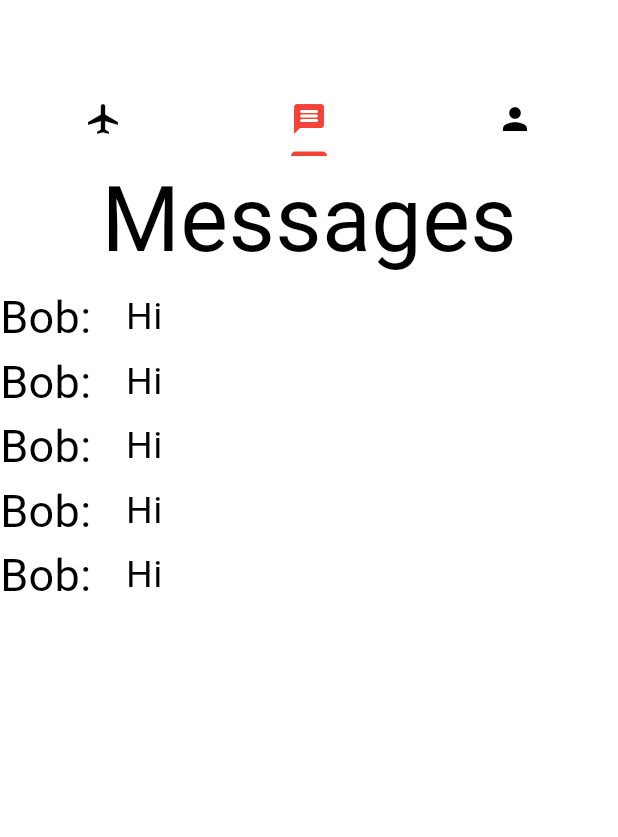
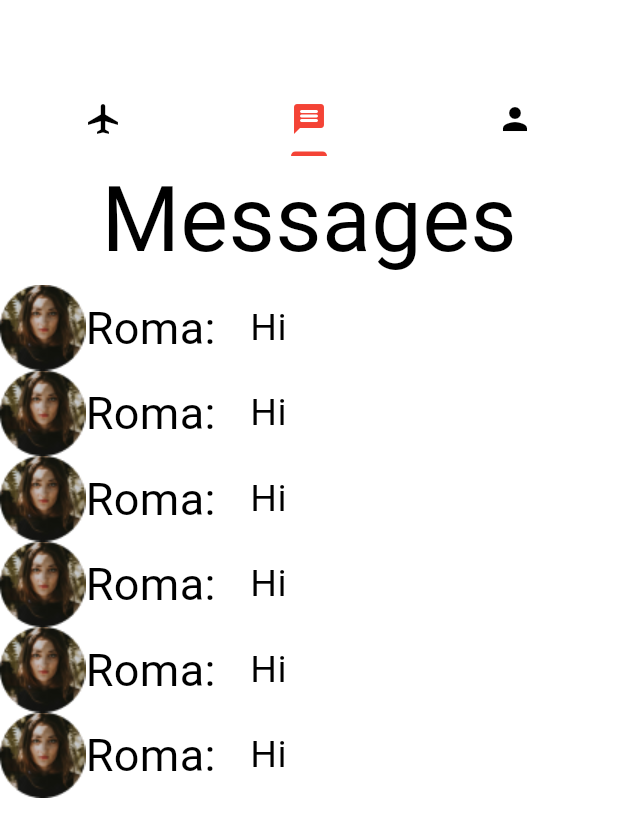
Before and after one commit to RyanSchmit/Mile-High-Matches, a Flutter app: the screen it shows after launch, tab 2 chosen, on a phone screen of 412 x 824 dp. Shown: the top 837 px of the screen. Run offline on Flutter 3.47's test engine with Material 3 defaults, Android fonts, the phone set to English and light mode, and no system bars.

Commit message:
Added pages folder

```diff
--- a/lib/main.dart
+++ b/lib/main.dart
@@ -1,4 +1,7 @@
 import 'package:flutter/material.dart';
+import 'package:milehighmatch/pages/home.dart';
+import 'package:milehighmatch/pages/messages.dart';
+import 'package:milehighmatch/pages/profile.dart';
 
 void main() {
   runApp(const Myapp());
@@ -48,96 +51,3 @@ class Views extends StatelessWidget {
     );
   }
 }
-
-class MyHomePage extends StatelessWidget {
-  const MyHomePage({super.key});
-
-  @override
-  Widget build(BuildContext context) {
-    return const Scaffold(
-      body:
-          Center(child: Column(children: [MyTitle(), SubTitle(), Airplane()])),
-    );
-  }
-}
-
-class MyTitle extends StatelessWidget {
-  const MyTitle({super.key});
-
-  @override
-  Widget build(BuildContext context) {
-    return const Text(
-      "Mile High Matches",
-      style: TextStyle(fontSize: 60),
-    );
-  }
-}
-
-class SubTitle extends StatelessWidget {
-  const SubTitle({super.key});
-
-  @override
-  Widget build(BuildContext context) {
-    return const Text(
-      "Find love before you fly",
-      style: TextStyle(fontSize: 25),
-    );
-  }
-}
-
-class Airplane extends StatelessWidget {
-  const Airplane({super.key});
-
-  @override
-  Widget build(BuildContext context) {
-    return const Icon(
-      Icons.airplane_ticket,
-      color: Colors.blue,
-      size: 100,
-    );
-  }
-}
-
-class MessagesPage extends StatelessWidget {
-  const MessagesPage({super.key});
-
-  @override
-  Widget build(BuildContext context) {
-    return const Center(
-        child: Column(children: [
-          Text("Messages", style: TextStyle(fontSize: 60)),
-          MessageRow(),
-          MessageRow(),
-          MessageRow(),
-          MessageRow(),
-          MessageRow()
-    ]));
-  }
-}
-
-class MessageRow extends StatelessWidget {
-  const MessageRow({super.key});
-
-
-  @override
-  Widget build(BuildContext context) {
-    return const Row(children: [
-      Text("Bob:   ", style: TextStyle(fontSize: 30)),
-      Text("Hi", style: TextStyle(fontSize: 25))]);
-  }
-}
-
-class ProfilePage extends StatelessWidget {
-  const ProfilePage({super.key});
-
-  @override
-  Widget build(BuildContext context) {
-    return Center(
-        child: Column(children: [
-        Image.asset('assets/images/profilePhoto.png'),
-        const Text("Ryan Schmitt", style: TextStyle(fontSize: 60)),
-        const Text("Bio:", style: TextStyle(fontSize: 20)),
-        const Text("I love to fly and meet new people", style: TextStyle(fontSize: 25))
-    ]));
-  }
-}
--- /dev/null
+++ b/lib/pages/messages.dart
@@ -0,0 +1,32 @@
+import 'package:flutter/material.dart';
+
+class MessagesPage extends StatelessWidget {
+  const MessagesPage({super.key});
+
+  @override
+  Widget build(BuildContext context) {
+    return const Center(
+        child: Column(children: [
+          Text("Messages", style: TextStyle(fontSize: 60)),
+          MessageRow(),
+          MessageRow(),
+          MessageRow(),
+          MessageRow(),
+          MessageRow(),
+          MessageRow()
+    ]));
+  }
+}
+
+class MessageRow extends StatelessWidget {
+  const MessageRow({super.key});
+
+
+  @override
+  Widget build(BuildContext context) {
+    return Row(children: [
+      Image.asset('assets/images/match.png'),
+      const Text("Roma:   ", style: TextStyle(fontSize: 30)),
+      const Text("Hi", style: TextStyle(fontSize: 25))]);
+  }
+}
--- a/pubspec.yaml
+++ b/pubspec.yaml
@@ -61,6 +61,7 @@ flutter:
 
   assets:
     - assets/images/profilePhoto.png
+    - assets/images/match.png
 
   # An image asset can refer to one or more resolution-specific "variants", see
   # https://flutter.dev/assets-and-images/#resolution-aware
```
Also changed, not shown: lib/pages/home.dart (added, +50 -0 lines), lib/pages/profile.dart (added, +21 -0 lines), assets/images/match.png (added).
